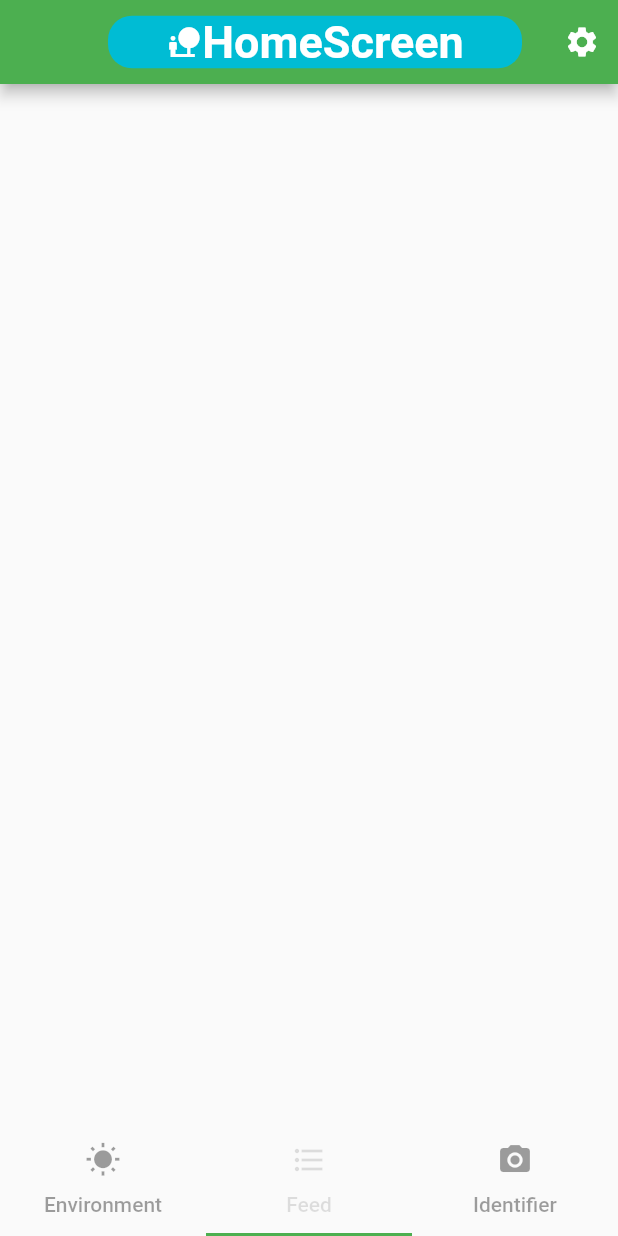
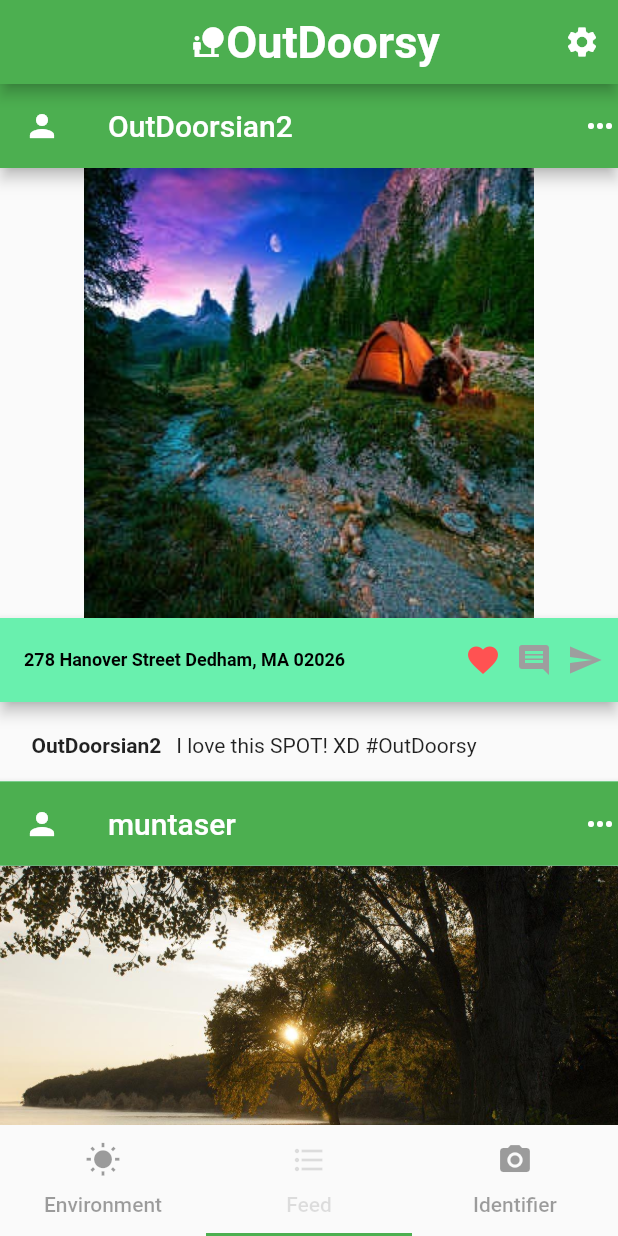
Before and after one commit to hamesjan/NasaAppChallangeTeamZero, a Flutter app: the screen it shows after launch, after a tap on "Login", on a phone screen of 412 x 824 dp. Run offline on Flutter 3.47's test engine with Material 2 defaults, Android fonts, the phone set to English and light mode, and no system bars; our stand-ins replace geolocator, image_picker.

Commit message:
final commit, final touches, added implementation of features

```diff
--- a/lib/classes/location_stream.dart
+++ b/lib/classes/location_stream.dart
@@ -2,6 +2,7 @@ import 'dart:async';
 import 'dart:convert';
 import 'package:http/http.dart' as http;
 import 'package:geolocator/geolocator.dart';
+import 'package:nasaapp/classes/enviro_data.dart';
 
 
 
@@ -15,10 +16,9 @@ class LocationServer {
 
 
   LocationServer(){
-    Timer.periodic(Duration(seconds: 1), (t) async {
+    Timer.periodic(Duration(seconds: 5), (t) async {
       // add the http status code = 200
       Position position = await Geolocator().getCurrentPosition(desiredAccuracy: LocationAccuracy.high);
-        var response = await http.get('https://us-central1-aiot-fit-xlab.cloudfunctions.net/weather');
 
 
       _locationController.add('Latitude: ${position.latitude}\nLongitutde: ${position.longitude}');
--- a/lib/pages/center.dart
+++ b/lib/pages/center.dart
@@ -9,6 +9,66 @@ class CenterPage extends StatefulWidget {
 class _CenterPageState extends State<CenterPage> {
   @override
   Widget build(BuildContext context) {
-    return Container();
+    List description = ['I love this SPOT! XD #OutDoorsy', 'Camped here with my cousins!', 'I love this app!'];
+    List Location = ['278 Hanover Street Dedham, MA 02026', '9165 John Ave. Suro, FL 32003','65 SE. King Drive Scarsdale, NY 10583'];
+    List usernames = ['OutDoorsian2', 'muntaser', 'hamesjan'];
+
+    return ListView.builder(
+        itemCount: description.length,
+        itemBuilder: (BuildContext context, int index) {
+          return Column(
+            crossAxisAlignment: CrossAxisAlignment.center,
+            children: <Widget>[
+              Container(
+                color: Colors.greenAccent,
+                child: AppBar(
+                  leading:Icon(Icons.person),
+                  title: Text(usernames[index]),
+                  actions: <Widget>[
+                    Icon(Icons.more_horiz)
+                  ],
+                )
+              ),
+              Container(
+                child: Image(image: AssetImage('assets/images/image-${index + 1}.png'),),
+              ),
+              AppBar(
+                backgroundColor: Colors.greenAccent,
+                title: Text(Location[index], style: TextStyle(
+                  fontWeight: FontWeight.bold,
+                  fontSize: 12,
+                  color: Colors.black
+                ),),
+                actions: <Widget>[
+                  Icon(Icons.favorite,color: Colors.redAccent,),
+                  SizedBox(width: 10,),
+                  Icon(Icons.comment, color: Colors.grey,),
+                  SizedBox(width: 10,),
+                  Icon(Icons.send, color: Colors.grey,),
+                  SizedBox(width: 10,),
+                ],
+              ),
+              SizedBox(height: 5,),
+              Container(
+                padding: EdgeInsets.all(16),
+                child: Row(
+                  children: <Widget>[
+                    SizedBox(
+                      width: 5,
+                    ),
+                    Text(usernames[index],style: TextStyle(
+                      fontWeight: FontWeight.bold
+                    ),),
+                    SizedBox(
+                      width: 10,
+                    ),
+                    Text(description[index])
+                  ],
+                ),
+              ),
+            ],
+          );
+        }
+    );
   }
 }
--- a/lib/pages/home.dart
+++ b/lib/pages/home.dart
@@ -38,7 +38,7 @@ class _HomeState extends State<Home> with SingleTickerProviderStateMixin{
           child: Container(
             decoration: BoxDecoration(
                 borderRadius: BorderRadius.all(Radius.circular(16)),
-                color: Colors.cyan
+                color: Colors.green
             ),
             child :
 
@@ -46,7 +46,7 @@ class _HomeState extends State<Home> with SingleTickerProviderStateMixin{
               mainAxisAlignment: MainAxisAlignment.center,
               children: <Widget>[
                 Icon(Icons.nature_people),
-                Text('HomeScreen', style: TextStyle(
+                Text('OutDoorsy', style: TextStyle(
                     fontSize: 30,
                     fontWeight: FontWeight.bold
                 ),)
--- a/lib/pages/login.dart
+++ b/lib/pages/login.dart
@@ -33,7 +33,8 @@ class _LoginState extends State<Login> {
   @override
   Widget build(BuildContext context) {
     return Scaffold(
-      body: Container(
+      body:
+      Container(
         padding: EdgeInsets.all(16),
         decoration: BoxDecoration(
           gradient: LinearGradient(
@@ -52,11 +53,16 @@ class _LoginState extends State<Login> {
             Hero(
               tag: 'Hero1',
               child:Container(
+                padding: EdgeInsets.all(10),
                 decoration: BoxDecoration(
-                    color: Colors.cyan,
+                    color: Colors.green,
                     borderRadius: BorderRadius.all(Radius.circular(25))
                 ),
-                child: Text('Put Logo Here')
+                child: Image(
+                  image: AssetImage(
+                    'assets/images/nasa_teamphoto1.png'
+                  ),
+                ),
               ),
             ),
             SizedBox(
--- a/pubspec.yaml
+++ b/pubspec.yaml
@@ -48,6 +48,8 @@ flutter:
   # assets:
   #   - images/a_dot_burr.jpeg
   #   - images/a_dot_ham.jpeg
+  assets:
+    - assets/images/
 
   # An image asset can refer to one or more resolution-specific "variants", see
   # https://flutter.dev/assets-and-images/#resolution-aware.
```
Also changed, not shown: lib/classes/enviro_data.dart (+61 -0 lines), lib/pages/left.dart (+7 -8 lines), assets/images/image-1.png (added), assets/images/image-2.png (added), assets/images/image-3.png (added), assets/images/nasa_teamphoto1.png (added).
